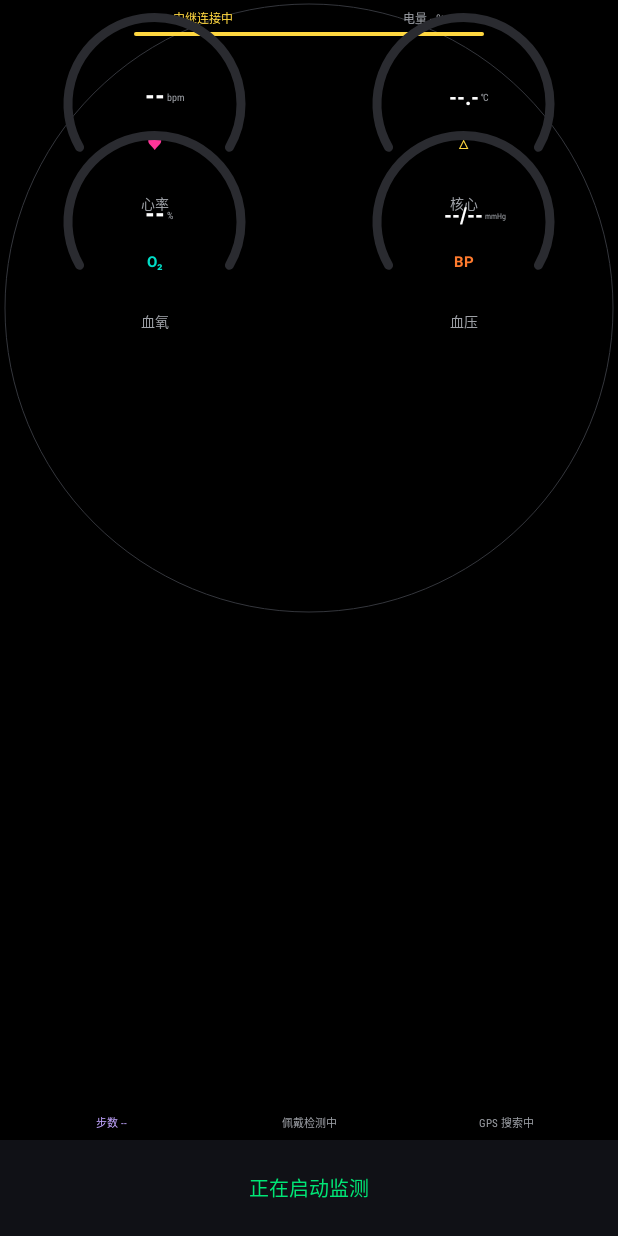
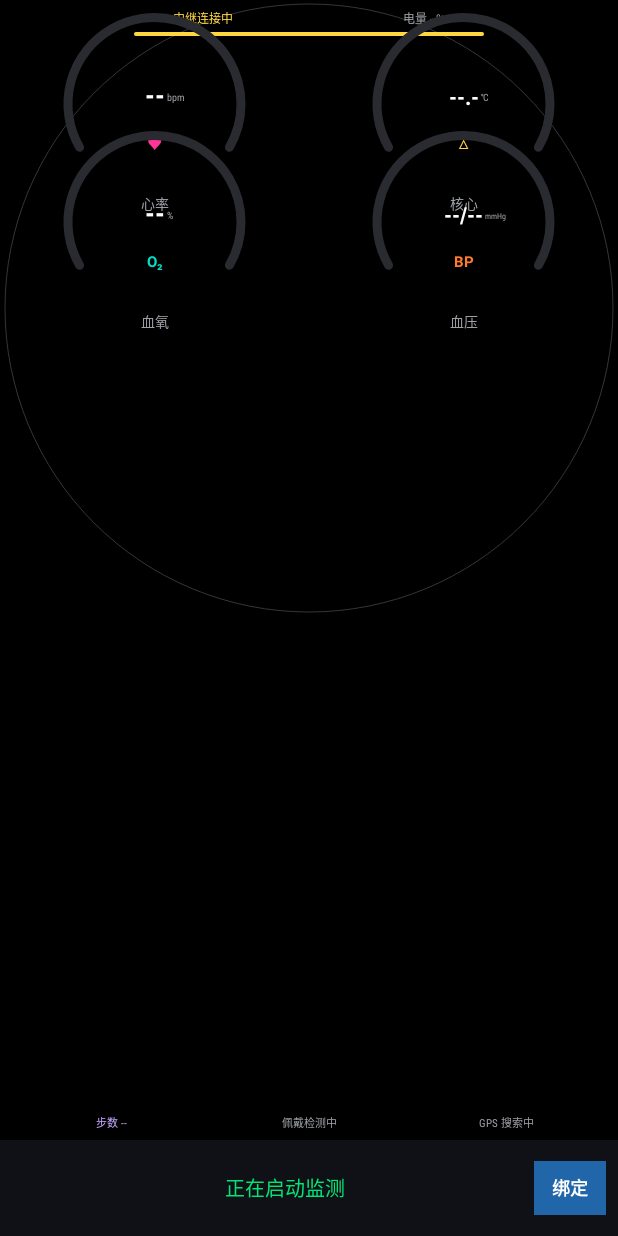
Before and after one commit to AYin-Z/heat-stress-warning-system, an Android app: the screen it shows after launch (MainActivity), on a phone screen of 412 x 824 dp. Run offline under Robolectric (Android 15) with nearby library versions, the light colour scheme and no system bars.

Commit message:
feat: 手表端绑定功能
- 新增"绑定"按钮（底部 alert 区域右侧）
- 点击后发布 MQTT 消息到 watch/{deviceId}/bind
- 消息含 deviceId + wlan0 MAC + timestamp + action=bind
- SensorService 读取 MAC 地址并广播给 UI
- 订阅 watch/{deviceId}/bind/response 接收绑定结果
- 真机验证：按钮点击 → 广播 → MAC=8c:7e:f1:39:8b:1d → publish 全链路通

注意：Manifest 临时去掉 sharedUserId/SET_TIME/persistent（开发证书签名用）
生产部署需恢复 + 使用平台证书

```diff
--- a/watch-app/app/src/main/AndroidManifest.xml
+++ b/watch-app/app/src/main/AndroidManifest.xml
@@ -1,13 +1,11 @@
 <?xml version="1.0" encoding="utf-8"?>
 <manifest xmlns:android="http://schemas.android.com/apk/res/android"
-    package="com.heatstress.watch"
-    android:sharedUserId="android.uid.system">
+    package="com.heatstress.watch">
 
     <uses-permission android:name="android.permission.RECEIVE_BOOT_COMPLETED" />
     <uses-permission android:name="android.permission.FOREGROUND_SERVICE" />
     <uses-permission android:name="android.permission.WAKE_LOCK" />
     <uses-permission android:name="android.permission.VIBRATE" />
-    <uses-permission android:name="android.permission.SET_TIME" />
 
     <uses-permission android:name="android.permission.INTERNET" />
     <uses-permission android:name="android.permission.ACCESS_NETWORK_STATE" />
@@ -27,12 +25,10 @@
         android:hardwareAccelerated="true"
         android:label="@string/app_name"
         android:networkSecurityConfig="@xml/network_security_config"
-        android:persistent="true"
         android:resizeableActivity="false"
         android:supportsRtl="true"
         android:theme="@style/Theme.HeatStress"
         android:usesCleartextTraffic="false">
-
         <activity
             android:name=".MainActivity"
             android:configChanges="orientation|screenSize|keyboardHidden"
--- a/watch-app/app/src/main/java/com/heatstress/watch/MainActivity.kt
+++ b/watch-app/app/src/main/java/com/heatstress/watch/MainActivity.kt
@@ -12,6 +12,7 @@ import android.content.pm.PackageManager
 import android.graphics.Color
 import android.os.Build
 import android.os.Bundle
+import android.util.Log
 import android.view.View
 import android.widget.TextView
 import androidx.localbroadcastmanager.content.LocalBroadcastManager
@@ -21,6 +22,7 @@ class MainActivity : Activity() {
     private lateinit var vitalsPanel: VitalsPanelView
     private lateinit var tvAlert: TextView
     private lateinit var tvAdvice: TextView
+    private lateinit var btnBind: TextView
 
     private val stateReceiver = object : BroadcastReceiver() {
         override fun onReceive(context: Context?, intent: Intent?) {
@@ -68,6 +70,13 @@ class MainActivity : Activity() {
         vitalsPanel = findViewById(R.id.vitalsPanel)
         tvAlert = findViewById(R.id.tvAlert)
         tvAdvice = findViewById(R.id.tvAdvice)
+        btnBind = findViewById(R.id.btnBind)
+        btnBind.setOnClickListener {
+            Log.i("MainActivity", "Bind button clicked, requesting bind broadcast")
+            LocalBroadcastManager.getInstance(this).sendBroadcast(
+                Intent(SensorService.ACTION_REQUEST_BIND)
+            )
+        }
     }
 
     private fun renderState(intent: Intent) {
--- a/watch-app/app/src/main/res/layout/activity_main.xml
+++ b/watch-app/app/src/main/res/layout/activity_main.xml
@@ -22,10 +22,17 @@
         android:layout_height="64dp"
         android:layout_alignParentBottom="true"
         android:background="#101116"
+        android:gravity="center_vertical"
+        android:orientation="horizontal"
+        android:paddingStart="24dp"
+        android:paddingEnd="8dp">
+
+        <LinearLayout
+            android:layout_width="0dp"
+            android:layout_height="wrap_content"
+            android:layout_weight="1"
             android:gravity="center"
-        android:orientation="vertical"
-        android:paddingStart="28dp"
-        android:paddingEnd="28dp">
+            android:orientation="vertical">
 
             <TextView
                 android:id="@+id/tvAlert"
@@ -51,4 +58,18 @@
                 android:textColor="#00E676"
                 android:textSize="13sp" />
         </LinearLayout>
+
+        <TextView
+            android:id="@+id/btnBind"
+            android:layout_width="wrap_content"
+            android:layout_height="36dp"
+            android:background="#2266AA"
+            android:gravity="center"
+            android:paddingStart="12dp"
+            android:paddingEnd="12dp"
+            android:text="绑定"
+            android:textColor="#FFFFFF"
+            android:textSize="12sp"
+            android:textStyle="bold" />
+    </LinearLayout>
 </RelativeLayout>
```
Also changed, not shown: watch-app/app/src/main/java/com/heatstress/watch/MqttManager.kt (+24 -1 lines), watch-app/app/src/main/java/com/heatstress/watch/SensorService.kt (+48 -2 lines). Lines whose indentation alone changed are shown as unchanged.
